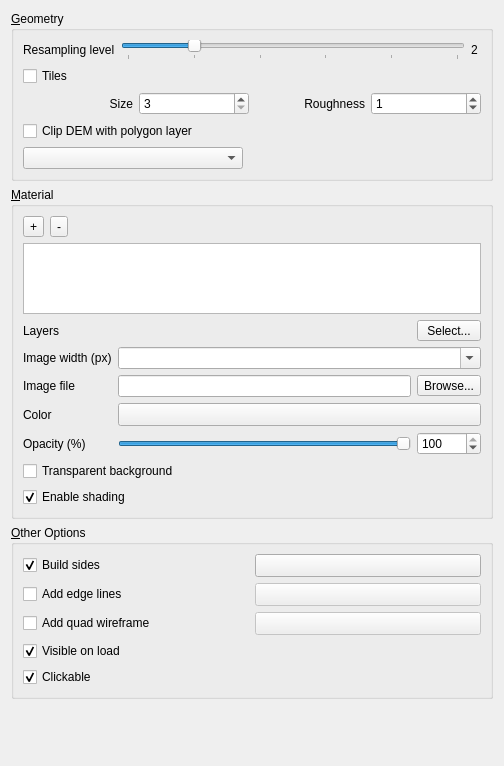
Above: ui/demproperties.ui from minorua/Qgis2threejs before the change. Below: the same form after it.
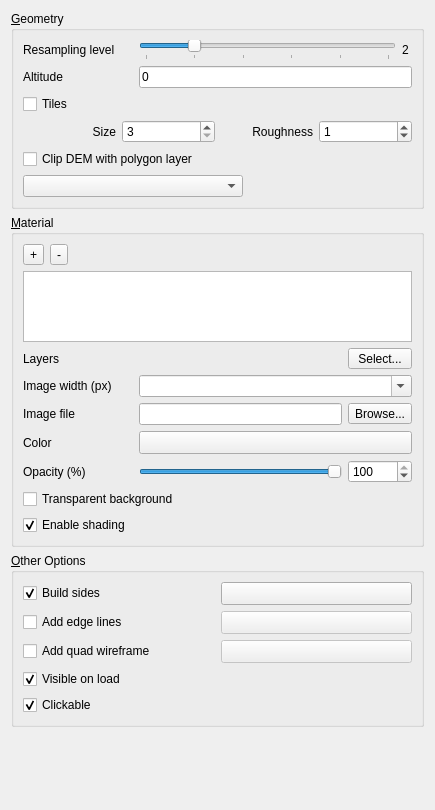
That is the form after the change. Custom widgets are drawn as their Qt base class.

The edit to the form file:
```diff
--- a/ui/demproperties.ui
+++ b/ui/demproperties.ui
@@ -6,8 +6,8 @@
    <rect>
     <x>0</x>
     <y>0</y>
-    <width>504</width>
-    <height>766</height>
+    <width>435</width>
+    <height>810</height>
    </rect>
   </property>
   <property name="windowTitle">
@@ -24,6 +24,12 @@
        <layout class="QHBoxLayout" name="horizontalLayout_Resampling">
         <item>
          <widget class="QLabel" name="label_Resampling">
+          <property name="minimumSize">
+           <size>
+            <width>110</width>
+            <height>0</height>
+           </size>
+          </property>
           <property name="text">
            <string>Resampling level</string>
           </property>
@@ -75,6 +81,30 @@
         </item>
        </layout>
       </item>
+      <item>
+       <layout class="QFormLayout" name="formLayout_Altitude">
+        <item row="0" column="0">
+         <widget class="QLabel" name="label_Altitude">
+          <property name="minimumSize">
+           <size>
+            <width>110</width>
+            <height>0</height>
+           </size>
+          </property>
+          <property name="text">
+           <string>Altitude</string>
+          </property>
+         </widget>
+        </item>
+        <item row="0" column="1">
+         <widget class="QLineEdit" name="lineEdit_Altitude">
+          <property name="text">
+           <string>0</string>
+          </property>
+         </widget>
+        </item>
+       </layout>
+      </item>
       <item>
        <layout class="QVBoxLayout" name="verticalLayout_Tiles">
         <item>
@@ -364,6 +394,12 @@
         </item>
         <item row="2" column="0">
          <widget class="QLabel" name="label_TextureSize">
+          <property name="minimumSize">
+           <size>
+            <width>110</width>
+            <height>0</height>
+           </size>
+          </property>
           <property name="text">
            <string>Image width (px)</string>
           </property>
```
Left out of the diff: 69 changed lines with no effect on the pictures.
